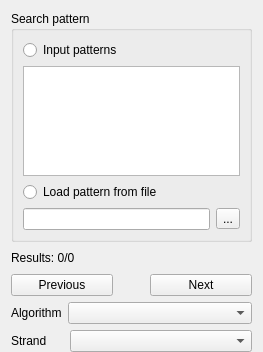
Above: src/corelibs/U2View/src/ov_sequence/find_pattern/FindPatternForm.ui from violethaze74/ugene before the change; both pictures show x 0 to 263 and y 0 to 352 of the 263 by 800 pixel window. Below: the same form after it.
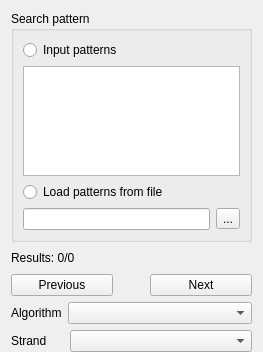
That is the form after the change.

Diff of the .ui file:
```diff
--- a/src/corelibs/U2View/src/ov_sequence/find_pattern/FindPatternForm.ui
+++ b/src/corelibs/U2View/src/ov_sequence/find_pattern/FindPatternForm.ui
@@ -70,7 +70,7 @@
       <item>
        <widget class="QRadioButton" name="usePatternFromFileRadioButton">
         <property name="text">
-         <string>Load pattern from file</string>
+         <string>Load patterns from file</string>
         </property>
        </widget>
       </item>
```
